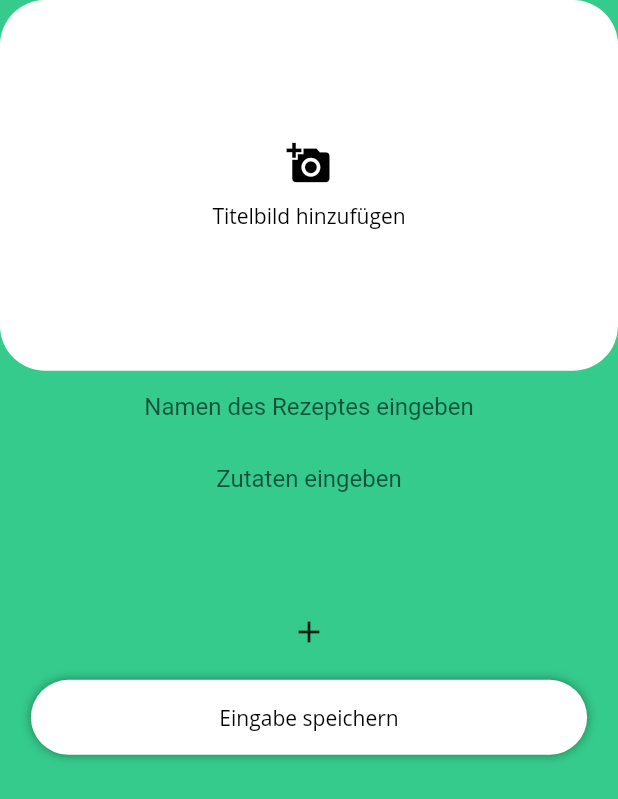
After one commit to C-DE-SEED/Feed-Me-, a Flutter app: the CreateNewRecipt screen opened directly, on a phone screen of 412 x 824 dp. The commit adds this screen. Shown: the top 799 px of the screen. Run offline on Flutter 3.47's test engine with Material 2 defaults, Android fonts, the phone set to English and light mode, and no system bars; our stand-ins replace carousel_slider, firebase_auth, firebase_core, firebase_storage, flutter_spinkit, image_picker; missing offline and left inert: flutter_gifimage, unicorndial; accounts and stored records are empty.

Commit message:
add class to create a recipt

```diff
--- /dev/null
+++ b/lib/constants/add_image_button.dart
@@ -0,0 +1,36 @@
+import 'package:feed_me/constants/text_style.dart';
+import 'package:flutter/material.dart';
+
+class AddImageButton extends StatelessWidget {
+  const AddImageButton({Key key, this.hasImage, this.onPressed})
+      : super(key: key);
+
+  final bool hasImage;
+  final Function onPressed;
+
+  @override
+  Widget build(BuildContext context) {
+    Size size = MediaQuery.of(context).size;
+    return TextButton(
+      onPressed: onPressed,
+      child: SizedBox(
+          height: size.height*0.2,
+          width: size.width * 0.9,
+          child:  Column(
+            mainAxisAlignment: MainAxisAlignment.center,
+            children: const [
+              Icon(Icons.add_a_photo,color: Colors.black,size:30),
+              SizedBox(
+                height: 10
+              ),
+              Text(
+                "Titelbild hinzufügen",
+                style: TextStyle(fontFamily: openSansFontFamily,fontSize: 14, color:
+                Colors.black,                    fontWeight: FontWeight.w400,
+                ),
+              ),
+            ],
+          )),
+    );
+  }
+}
--- /dev/null
+++ b/lib/screens/create_new_recipt.dart
@@ -0,0 +1,138 @@
+import 'package:feed_me/constants/add_image_button.dart';
+import 'package:feed_me/constants/colors.dart';
+import 'package:carousel_slider/carousel_slider.dart';
+import 'package:feed_me/constants/standard_button.dart';
+import 'package:flutter/material.dart';
+import 'package:image_picker/image_picker.dart';
+import 'dart:io';
+
+import 'home.dart';
+
+class CreateNewRecipt extends StatefulWidget {
+  const CreateNewRecipt({Key key}) : super(key: key);
+
+  @override
+  _CreateNewReciptState createState() => _CreateNewReciptState();
+}
+
+class _CreateNewReciptState extends State<CreateNewRecipt> {
+  bool hasImage = false;
+  File image;
+  int ingedients = 1;
+
+  final List<String> imgList = [
+    'https://images.unsplash.com/photo-1520342868574-5fa3804e551c?ixlib=rb-0.3.5&ixid=eyJhcHBfaWQiOjEyMDd9&s=6ff92caffcdd63681a35134a6770ed3b&auto=format&fit=crop&w=1951&q=80',
+    'https://images.unsplash.com/photo-1522205408450-add114ad53fe?ixlib=rb-0.3.5&ixid=eyJhcHBfaWQiOjEyMDd9&s=368f45b0888aeb0b7b08e3a1084d3ede&auto=format&fit=crop&w=1950&q=80',
+    'https://images.unsplash.com/photo-1519125323398-675f0ddb6308?ixlib=rb-0.3.5&ixid=eyJhcHBfaWQiOjEyMDd9&s=94a1e718d89ca60a6337a6008341ca50&auto=format&fit=crop&w=1950&q=80',
+    'https://images.unsplash.com/photo-1523205771623-e0faa4d2813d?ixlib=rb-0.3.5&ixid=eyJhcHBfaWQiOjEyMDd9&s=89719a0d55dd05e2deae4120227e6efc&auto=format&fit=crop&w=1953&q=80',
+    'https://images.unsplash.com/photo-1508704019882-f9cf40e475b4?ixlib=rb-0.3.5&ixid=eyJhcHBfaWQiOjEyMDd9&s=8c6e5e3aba713b17aa1fe71ab4f0ae5b&auto=format&fit=crop&w=1352&q=80',
+    'https://images.unsplash.com/photo-1519985176271-adb1088fa94c?ixlib=rb-0.3.5&ixid=eyJhcHBfaWQiOjEyMDd9&s=a0c8d632e977f94e5d312d9893258f59&auto=format&fit=crop&w=1355&q=80'
+  ];
+
+  @override
+  Widget build(BuildContext context) {
+    Size size = MediaQuery.of(context).size;
+
+    return Scaffold(
+      backgroundColor: BasicGreen,
+      body: SingleChildScrollView(
+        child: Column(
+          mainAxisAlignment: MainAxisAlignment.start,
+          children: [
+            Container(
+                height: size.height * 0.3,
+                width: size.width,
+                decoration: hasImage
+                    ? BoxDecoration(
+                        borderRadius: BorderRadius.circular(30),
+                        color: Colors.white,
+                        image: DecorationImage(
+                          image: new AssetImage(image.path),
+                          fit: BoxFit.cover,
+                        ))
+                    : BoxDecoration(
+                        borderRadius: BorderRadius.circular(30),
+                        color: Colors.white,
+                      ),
+                child: !hasImage
+                    ? AddImageButton(
+                        hasImage: hasImage,
+                        onPressed: () async {
+                          await chooseFile();
+                        },
+                      )
+                    : null),
+            TextFormField(
+              textAlign: TextAlign.center,
+              decoration: const InputDecoration(
+                  border: InputBorder.none,
+                  focusedBorder: InputBorder.none,
+                  enabledBorder: InputBorder.none,
+                  errorBorder: InputBorder.none,
+                  disabledBorder: InputBorder.none,
+                  contentPadding:
+                      EdgeInsets.only(left: 15, bottom: 11, top: 11, right: 15),
+                  hintText: 'Namen des Rezeptes eingeben'),
+            ),
+
+            _buildList(),
+
+
+            StandardButton(
+                color: Colors.white,
+                text: "Eingabe speichern",
+                onPress: () {
+                  //TODO: Save recipt
+                  Navigator.push(context,
+                      MaterialPageRoute(builder: (context) => const Home()));
+                }),
+          ],
+        ),
+      ),
+    );
+  }
+
+  Future chooseFile() async {
+    await ImagePicker.platform
+        .pickImage(source: ImageSource.gallery)
+        .then((file) {
+      setState(() {
+        image = File(file.path);
+        hasImage = true;
+      });
+    });
+  }
+
+  Widget _buildList() {
+    return Container(
+      height: 120+(30*ingedients.toDouble()),
+      color: Colors.transparent,
+      child: Column(
+          children:[
+            Expanded(
+              child: ListView.builder(
+                  itemCount: ingedients,
+                  itemBuilder: (context, index) {
+                    return Center(child:  TextFormField(
+                      textAlign: TextAlign.center,
+                      decoration: const InputDecoration(
+                          border: InputBorder.none,
+                          focusedBorder: InputBorder.none,
+                          enabledBorder: InputBorder.none,
+                          errorBorder: InputBorder.none,
+                          disabledBorder: InputBorder.none,
+                          contentPadding:
+                          EdgeInsets.only(left: 15, bottom: 11, top: 11, right: 15),
+                          hintText: 'Zutaten eingeben'),
+                    ),);
+                  }),
+            ),
+            IconButton(onPressed: (){
+              setState(() {
+                ingedients++;
+              });
+            }, icon: Icon(Icons.add)),
+          ]),
+    );
+  }
+}
--- a/lib/screens/home.dart
+++ b/lib/screens/home.dart
@@ -4,6 +4,7 @@ import 'package:feed_me/constants/feed_me_circle_avatar.dart';
 import 'package:feed_me/constants/profile_button.dart';
 import 'package:feed_me/constants/search_text_form_field.dart';
 import 'package:feed_me/screens/create_new_cooking_book.dart';
+import 'package:feed_me/screens/create_new_recipt.dart';
 import 'package:feed_me/user/page/profile_page.dart';
 import 'package:flutter/material.dart';
 import 'package:flutter/services.dart';
@@ -50,6 +51,10 @@ class _HomeState extends State<Home> {
         labelText: "Neues Rezept",
         currentButton: FloatingActionButton(
             onPressed: () {
+              Navigator.push(
+                  context,
+                  MaterialPageRoute(
+                      builder: (context) => const CreateNewRecipt()));
             },
             heroTag: "recipt",
             backgroundColor: BasicGreen,
--- a/pubspec.yaml
+++ b/pubspec.yaml
@@ -37,6 +37,7 @@ dependencies:
   flutter_gifimage: ^1.0.1
   image_picker: ^0.8.4+3
   firebase_storage: ^10.0.6
+  carousel_slider: ^4.0.0
 
 dev_dependencies:
   flutter_test:
```
Also changed, not shown: pubspec.lock.
